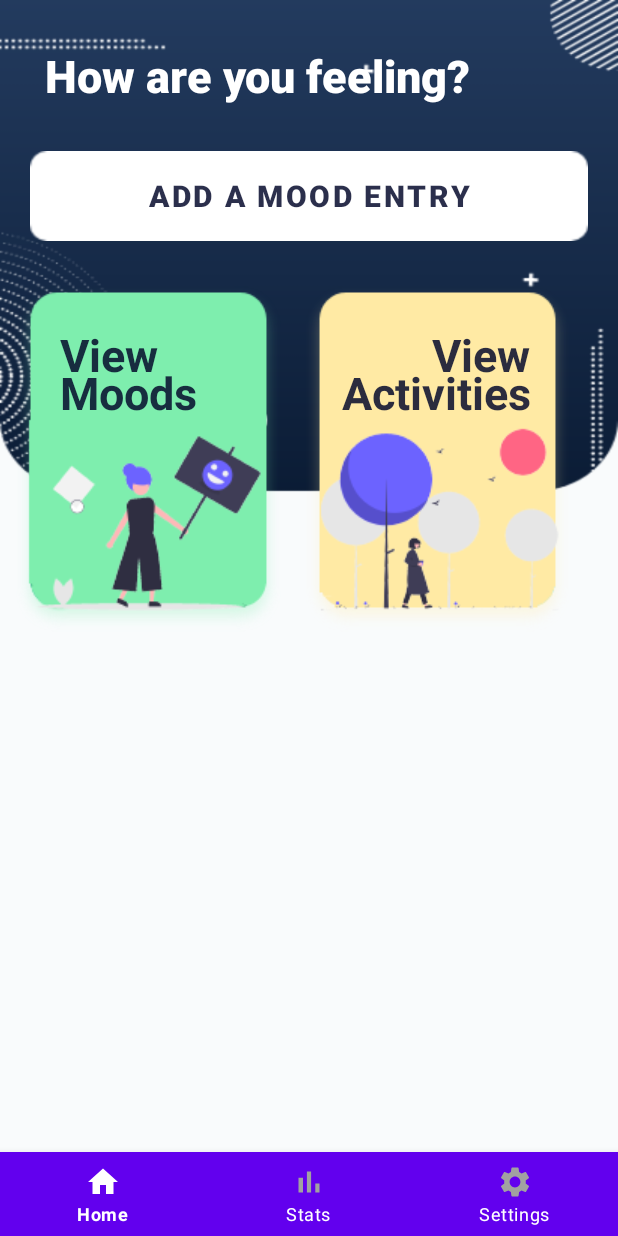
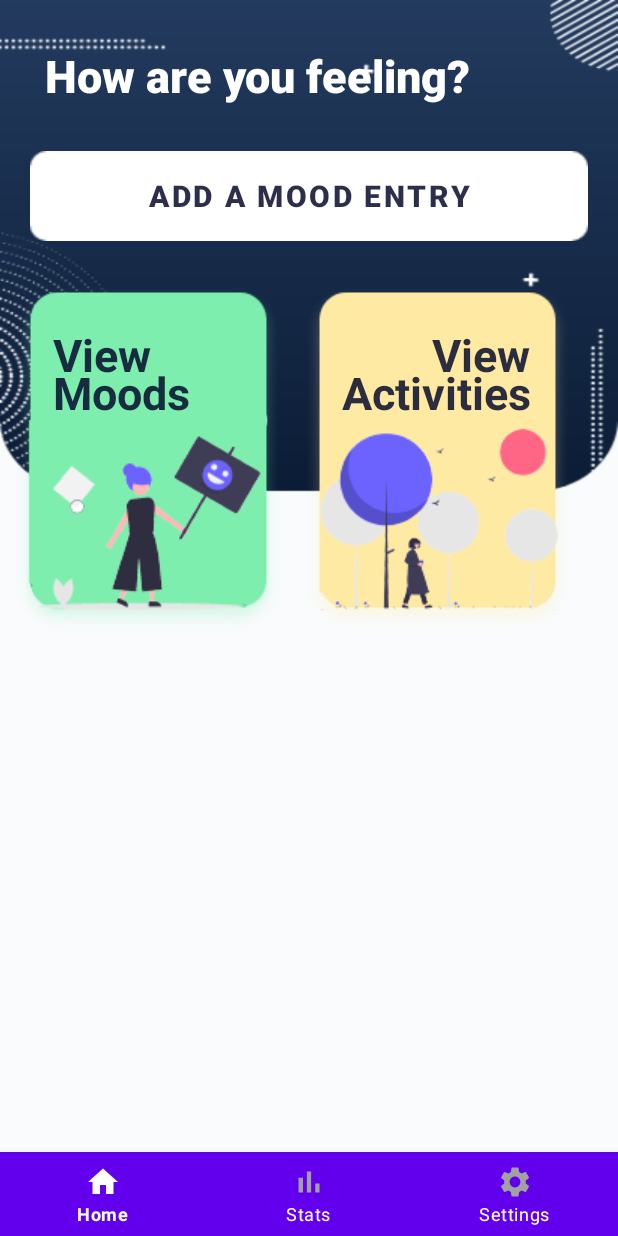
Before and after one commit to Lyamir/Moodegy, an Android app: the screen it shows after launch (MainActivity), on a phone screen of 412 x 824 dp. Run offline under Robolectric (Android 15) with nearby library versions, the phone set to English and light mode, and no system bars; our stand-ins replace Room's generated code.

Commit message:
Updated Home

```diff
--- a/app/src/main/res/layout/fragment_home.xml
+++ b/app/src/main/res/layout/fragment_home.xml
@@ -62,7 +62,7 @@
                 <TextView
                     android:layout_width="wrap_content"
                     android:layout_height="wrap_content"
-                    android:layout_marginLeft="40dp"
+                    android:layout_marginLeft="35dp"
                     android:layout_marginTop="30dp"
                     android:elevation="100dp"
                     android:text="View"
@@ -72,7 +72,7 @@
                 <TextView
                     android:layout_width="wrap_content"
                     android:layout_height="wrap_content"
-                    android:layout_marginLeft="40dp"
+                    android:layout_marginLeft="35dp"
                     android:layout_marginTop="55dp"
                     android:elevation="100dp"
                     android:text="Moods"
```
